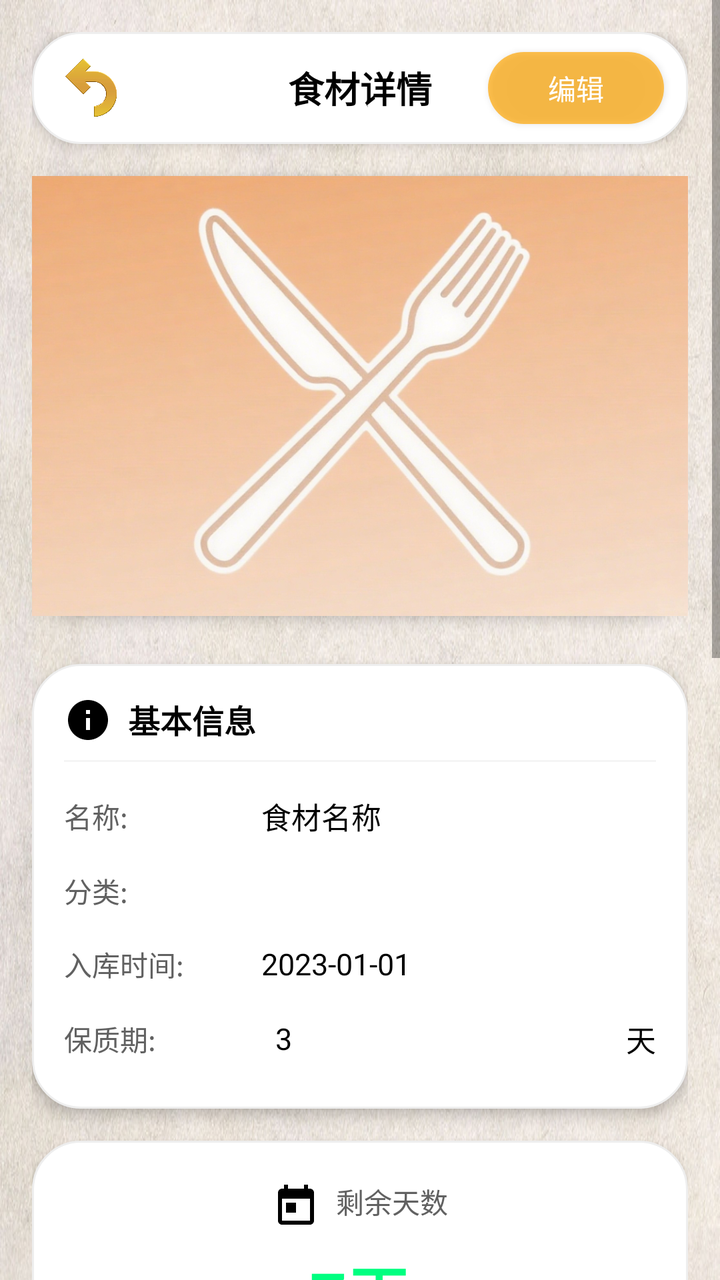
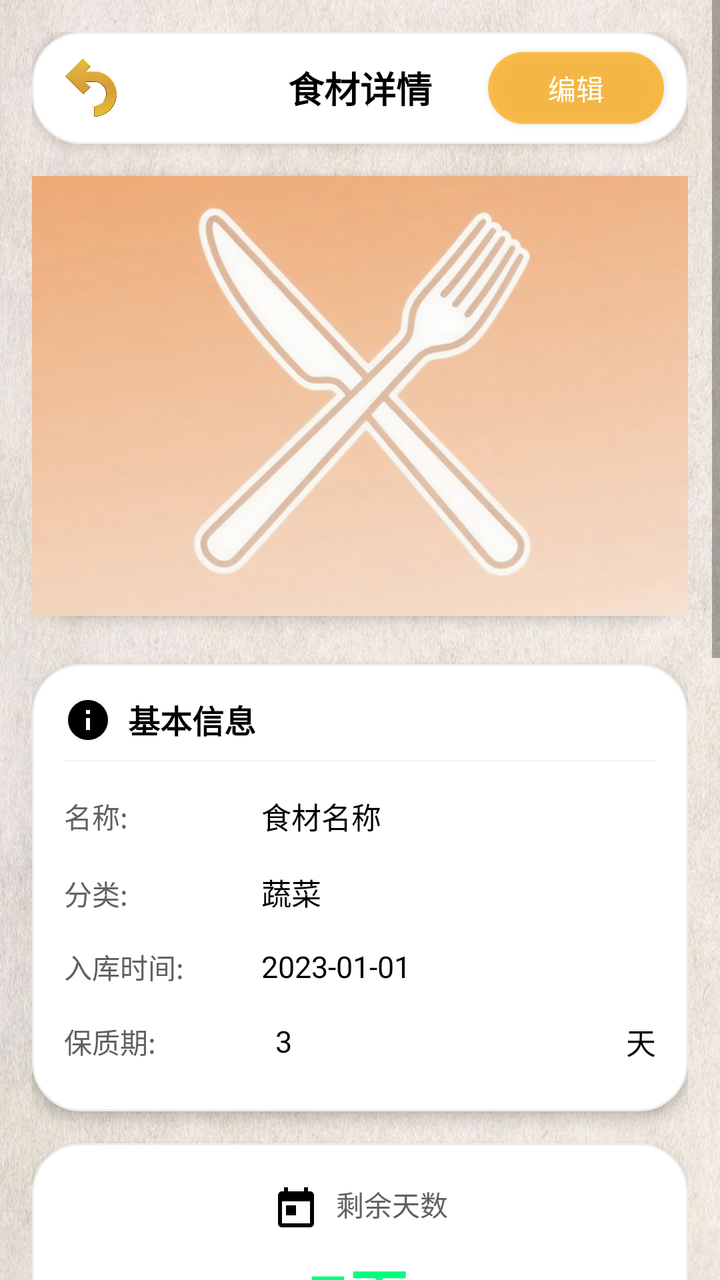

An Android layout rendered at two revisions. The XML below is the earlier revision; the diff shows what the commit changed to produce the second picture.
<!-- AndroidManifest.xml: application theme Theme.Kitchenmanager -->
<!-- res/layout/activity_ingredient_detail.xml -->
<?xml version="1.0" encoding="utf-8"?>
<ScrollView xmlns:android="http://schemas.android.com/apk/res/android"
    xmlns:app="http://schemas.android.com/apk/res-auto"
    xmlns:tools="http://schemas.android.com/tools"
    android:layout_width="match_parent"
    android:layout_height="match_parent"
    android:fillViewport="true"
    android:background="@color/white">

    <LinearLayout
        android:layout_width="match_parent"
        android:layout_height="wrap_content"
        android:orientation="vertical"
        android:padding="16dp"
        android:background="@drawable/bg">

        
        <RelativeLayout
            android:layout_width="match_parent"
            android:layout_height="56dp"
            android:background="@drawable/bg_edittext_rounded"
            android:elevation="4dp">

            <ImageView
                android:id="@+id/iv_back"
                android:layout_width="35dp"
                android:layout_height="35dp"
                android:layout_alignParentStart="true"
                android:layout_centerVertical="true"
                android:layout_marginStart="12dp"
                android:src="@drawable/ic_back" />

            <TextView
                android:layout_width="wrap_content"
                android:layout_height="wrap_content"
                android:layout_centerInParent="true"
                android:text="食材详情"
                android:textColor="@color/black"
                android:textSize="18sp"
                android:textStyle="bold" />

            <Button
                android:id="@+id/btn_edit"
                android:layout_width="wrap_content"
                android:layout_height="36dp"
                android:layout_alignParentEnd="true"
                android:layout_centerVertical="true"
                android:layout_marginEnd="12dp"
                android:background="@drawable/round_corner"
                android:text="编辑"
                android:textColor="@color/white"
                android:textSize="14sp"
                android:paddingHorizontal="16dp" />
        </RelativeLayout>

        
        <ImageView
            android:id="@+id/iv_ingredient_large"
            android:layout_width="match_parent"
            android:layout_height="220dp"
            android:layout_marginTop="16dp"
            android:scaleType="centerCrop"
            android:src="@drawable/ic_logo_orange"
            android:background="@drawable/bg_edittext_rounded"
            android:elevation="4dp" />

        
        <LinearLayout
            android:layout_width="match_parent"
            android:layout_height="wrap_content"
            android:layout_marginTop="24dp"
            android:orientation="vertical"
            android:background="@drawable/bg_edittext_rounded"
            android:padding="16dp"
            android:elevation="4dp">

            <TextView
                android:layout_width="match_parent"
                android:layout_height="wrap_content"
                android:text="基本信息"
                android:textColor="@color/black"
                android:textSize="16sp"
                android:textStyle="bold"
                android:paddingBottom="8dp"
                android:drawablePadding="8dp"
                android:drawableStart="@drawable/ic_info" />

            <View
                android:layout_width="match_parent"
                android:layout_height="1dp"
                android:background="@color/light_gray"
                android:layout_marginBottom="8dp" />

            
            <LinearLayout
                android:layout_width="match_parent"
                android:layout_height="wrap_content"
                android:orientation="horizontal"
                android:paddingVertical="8dp"
                android:gravity="center_vertical">

                <TextView
                    android:layout_width="0dp"
                    android:layout_height="wrap_content"
                    android:layout_weight="1"
                    android:text="名称:"
                    android:textColor="@color/dark_gray"
                    android:textSize="14sp" />

                <TextView
                    android:id="@+id/tv_detail_name"
                    android:layout_width="0dp"
                    android:layout_height="wrap_content"
                    android:layout_weight="2"
                    android:textSize="15sp"
                    android:text="食材名称"
                    android:textColor="@color/black"
                    android:textStyle="normal" />
            </LinearLayout>

            
            <LinearLayout
                android:layout_width="match_parent"
                android:layout_height="wrap_content"
                android:orientation="horizontal"
                android:paddingVertical="8dp"
                android:gravity="center_vertical">

                <TextView
                    android:layout_width="0dp"
                    android:layout_height="wrap_content"
                    android:layout_weight="1"
                    android:text="分类:"
                    android:textColor="@color/dark_gray"
                    android:textSize="14sp" />

                <Spinner
                    android:id="@+id/sp_category"
                    android:layout_width="0dp"
                    android:layout_height="wrap_content"
                    android:layout_weight="2"
                    android:textSize="15sp"
                    android:enabled="false"
                    android:background="@null" />
            </LinearLayout>

            
            <LinearLayout
                android:layout_width="match_parent"
                android:layout_height="wrap_content"
                android:orientation="horizontal"
                android:paddingVertical="8dp"
                android:gravity="center_vertical">

                <TextView
                    android:layout_width="0dp"
                    android:layout_height="wrap_content"
                    android:layout_weight="1"
                    android:text="入库时间:"
                    android:textColor="@color/dark_gray"
                    android:textSize="14sp" />

                <EditText
                    android:id="@+id/et_storage_date"
                    android:layout_width="0dp"
                    android:layout_height="wrap_content"
                    android:layout_weight="2"
                    android:enabled="false"
                    android:inputType="date"
                    android:textSize="15sp"
                    android:text="2023-01-01"
                    android:textColor="@color/black"
                    android:background="@null" />
            </LinearLayout>

            
            <LinearLayout
                android:layout_width="match_parent"
                android:layout_height="wrap_content"
                android:orientation="horizontal"
                android:paddingVertical="8dp"
                android:gravity="center_vertical">

                <TextView
                    android:layout_width="0dp"
                    android:layout_height="wrap_content"
                    android:layout_weight="1"
                    android:text="保质期:"
                    android:textColor="@color/dark_gray"
                    android:textSize="14sp" />

                <EditText
                    android:id="@+id/et_expiry_days"
                    android:layout_width="wrap_content"
                    android:layout_height="wrap_content"
                    android:layout_weight="1.5"
                    android:enabled="false"
                    android:inputType="number"
                    android:textSize="15sp"
                    android:text="3"
                    android:textColor="@color/black"
                    android:background="@null" />

                <TextView
                    android:layout_width="wrap_content"
                    android:layout_height="wrap_content"
                    android:layout_marginStart="8dp"
                    android:text="天"
                    android:textColor="@color/black"
                    android:textSize="15sp" />
            </LinearLayout>
        </LinearLayout>

        
        <LinearLayout
            android:layout_width="match_parent"
            android:layout_height="wrap_content"
            android:layout_marginTop="16dp"
            android:background="@drawable/bg_edittext_rounded"
            android:orientation="vertical"
            android:padding="20dp"
            android:elevation="4dp"
            android:gravity="center">

            <TextView
                android:layout_width="wrap_content"
                android:layout_height="wrap_content"
                android:text="剩余天数"
                android:textColor="@color/dark_gray"
                android:textSize="14sp"
                android:drawablePadding="8dp"
                android:drawableStart="@drawable/ic_calendar" />

            <TextView
                android:id="@+id/tv_detail_remaining_days"
                android:layout_width="match_parent"
                android:layout_height="wrap_content"
                android:layout_marginTop="8dp"
                android:text="7天"
                android:textColor="@color/green"
                android:textSize="32sp"
                android:textStyle="bold"
                android:gravity="center" />

            <LinearLayout
                android:layout_width="match_parent"
                android:layout_height="wrap_content"
                android:layout_marginTop="12dp"
                android:orientation="horizontal"
                android:gravity="center">

                <TextView
                    android:layout_width="wrap_content"
                    android:layout_height="wrap_content"
                    android:text="食用期限:"
                    android:textColor="@color/dark_gray"
                    android:textSize="14sp" />

                <TextView
                    android:id="@+id/tv_detail_expiry_date"
                    android:layout_width="wrap_content"
                    android:layout_height="wrap_content"
                    android:layout_marginStart="8dp"
                    android:textSize="15sp"
                    android:text="2023-01-10"
                    android:textColor="@color/black" />
            </LinearLayout>
        </LinearLayout>

        
        <LinearLayout
            android:layout_width="match_parent"
            android:layout_height="wrap_content"
            android:layout_marginTop="16dp"
            android:background="@drawable/bg_edittext_rounded"
            android:orientation="vertical"
            android:padding="20dp"
            android:elevation="4dp">

            <TextView
                android:layout_width="match_parent"
                android:layout_height="wrap_content"
                android:text="营养信息"
                android:textColor="@color/black"
                android:textSize="16sp"
                android:textStyle="bold"
                android:drawablePadding="8dp"
                android:drawableStart="@drawable/ic_nutrition" />

            <TextView
                android:id="@+id/tv_nutrition"
                android:layout_width="match_parent"
                android:layout_height="wrap_content"
                android:layout_marginTop="12dp"
                android:text="蛋白质、维生素C、膳食纤维等"
                android:textColor="@color/black"
                android:textSize="14sp"
                android:lineSpacingExtra="4dp" />
        </LinearLayout>

        
        <LinearLayout
            android:layout_width="match_parent"
            android:layout_height="wrap_content"
            android:layout_marginTop="16dp"
            android:background="@drawable/bg_edittext_rounded"
            android:orientation="vertical"
            android:padding="20dp"
            android:elevation="4dp">

            <TextView
                android:layout_width="match_parent"
                android:layout_height="wrap_content"
                android:text="健康益处"
                android:textColor="@color/black"
                android:textSize="16sp"
                android:textStyle="bold"
                android:drawablePadding="8dp"
                android:drawableStart="@drawable/ic_health"
                />

            <TextView
                android:id="@+id/tv_benefit"
                android:layout_width="match_parent"
                android:layout_height="wrap_content"
                android:layout_marginTop="12dp"
                android:text="增强免疫力，促进消化，改善视力等"
                android:textColor="@color/black"
                android:textSize="14sp"
                android:lineSpacingExtra="4dp" />
        </LinearLayout>

        
        <Button
            android:id="@+id/btn_delete"
            android:layout_width="match_parent"
            android:layout_height="48dp"
            android:layout_marginTop="24dp"
            android:background="@drawable/round_corner"
            android:text="删除食材"
            android:textColor="@color/white"
            android:textSize="16sp"
            android:textStyle="bold"
            android:elevation="4dp" />
    </LinearLayout>
</ScrollView>
<!-- resources referenced by this layout -->
<resources>
  <color name="black">#FF000000</color>
  <color name="dark_gray">#616161</color>
  <color name="green">#00FF80</color>
  <color name="light_gray">#F5F5F5</color>
  <color name="white">#FFFFFFFF</color>
  <!-- drawable bg: jpg bitmap (drawable, 341684 bytes) -->
  <!-- drawable bg_edittext_rounded (drawable) -->
  <?xml version="1.0" encoding="utf-8"?>
  <shape xmlns:android="http://schemas.android.com/apk/res/android">
      <solid android:color="#FFFFFF" />
      <corners android:radius="24dp" />
      <stroke android:width="1dp" android:color="#EEEEEE" />
  </shape>
  <!-- drawable ic_back: png bitmap (drawable, 125798 bytes) -->
  <!-- drawable ic_calendar (drawable) -->
  <?xml version="1.0" encoding="utf-8"?>
  <vector xmlns:android="http://schemas.android.com/apk/res/android"
      android:width="24dp"
      android:height="24dp"
      android:viewportWidth="24"
      android:viewportHeight="24">
      <path
          android:fillColor="@color/black"
          android:pathData="M19,4h-1L18,2h-2v2L8,4L8,2L6,2v2L5,4c-1.11,0 -1.99,0.9 -1.99,2L3,20c0,1.1 0.89,2 1.99,2L19,22c1.1,0 2,-0.9 2,-2L21,6c0,-1.1 -0.9,-2 -2,-2zM19,20L5,20L5,9L19,9v11z" />
      <path
          android:fillColor="@color/black"
          android:pathData="M7,11h5v5L7,16z" />
  </vector>
  <!-- drawable ic_health (drawable) -->
  <?xml version="1.0" encoding="utf-8"?>
  <vector xmlns:android="http://schemas.android.com/apk/res/android"
      android:width="24dp"
      android:height="24dp"
      android:viewportWidth="24"
      android:viewportHeight="24">
      <path
          android:fillColor="@color/black"
          android:pathData="M12,21.35l-1.45,-1.32C5.4,15.36 2,12.28 2,8.5 2,5.42 4.42,3 7.5,3c1.74,0 3.41,0.81 4.5,2.09C13.09,3.81 14.76,3 16.5,3 19.58,3 22,5.42 22,8.5c0,3.78 -3.4,6.86 -8.55,11.54L12,21.35z" />
  </vector>
  <!-- drawable ic_info (drawable) -->
  <vector xmlns:android="http://schemas.android.com/apk/res/android"
      android:width="24dp"
      android:height="24dp"
      android:viewportWidth="24"
      android:viewportHeight="24">
      <path
          android:fillColor="#FF000000"
          android:pathData="M12,2C6.48,2 2,6.48 2,12s4.48,10 10,10 10,-4.48 10,-10S17.52,2 12,2zM13,17h-2v-6h2v6zM13,9h-2V7h2v2z"/>
  </vector>
  <!-- drawable ic_logo_orange: png bitmap (drawable, 921157 bytes) -->
  <!-- drawable ic_nutrition (drawable) -->
  <?xml version="1.0" encoding="utf-8"?>
  <vector xmlns:android="http://schemas.android.com/apk/res/android"
      android:width="24dp"
      android:height="24dp"
      android:viewportWidth="24"
      android:viewportHeight="24">
      <path
          android:fillColor="@color/black"
          android:pathData="M12,2C9.24,2 7,4.24 7,7c0,2.85 2.92,7.21 5,9.88 2.11,-2.69 5,-7 5,-9.88 0,-2.76 -2.24,-5 -5,-5zM12,9c-1.1,0 -2,-0.9 -2,-2s0.9,-2 2,-2 2,0.9 2,2 -0.9,2 -2,2z" />
      <path
          android:fillColor="@color/black"
          android:pathData="M16,14c-0.12,0 -0.24,0.03 -0.34,0.09 -0.38,0.2 -0.78,0.38 -1.17,0.53 -0.43,0.17 -0.84,0.27 -1.2,0.35 -0.36,0.08 -0.66,0.13 -0.94,0.15 -0.22,0.01 -0.41,0.02 -0.56,0.02 -0.15,0 -0.33,-0.01 -0.54,-0.02 -0.28,-0.02 -0.58,-0.07 -0.93,-0.15 -0.36,-0.08 -0.76,-0.18 -1.19,-0.35 -0.39,-0.15 -0.79,-0.33 -1.17,-0.53C8.24,14.03 8.12,14 8,14c-1.1,0 -2,0.9 -2,2v4c0,1.1 0.9,2 2,2h8c1.1,0 2,-0.9 2,-2v-4c0,-1.1 -0.9,-2 -2,-2z" />
  </vector>
  <!-- drawable round_corner (drawable) -->
  <?xml version="1.0" encoding="utf-8"?>
  <shape xmlns:android="http://schemas.android.com/apk/res/android"
      android:shape="rectangle">
  
      <corners android:radius="20dp" />
      <solid android:color="#B0FFA500" />
  
  </shape>
  <style name="Theme.Kitchenmanager" parent="Base.Theme.Kitchenmanager" />
  <style name="Base.Theme.Kitchenmanager" parent="Theme.MaterialComponents.DayNight.NoActionBar.Bridge">
          
          
      </style>
</resources>

<!-- the commit's change to res/layout/activity_ingredient_detail.xml (unified diff, before → after) -->
@@ -123,26 +123,25 @@
                 android:layout_width="match_parent"
                 android:layout_height="wrap_content"
                 android:orientation="horizontal"
-                android:paddingVertical="8dp"
-                android:gravity="center_vertical">
+                android:paddingVertical="8dp">
 
                 <TextView
                     android:layout_width="0dp"
                     android:layout_height="wrap_content"
                     android:layout_weight="1"
                     android:text="分类:"
-                    android:textColor="@color/dark_gray"
-                    android:textSize="14sp" />
-
-                <Spinner
-                    android:id="@+id/sp_category"
+                    android:textColor="@color/dark_gray" />
+
+                <TextView
+                    android:id="@+id/tv_category"
                     android:layout_width="0dp"
                     android:layout_height="wrap_content"
                     android:layout_weight="2"
-                    android:textSize="15sp"
-                    android:enabled="false"
-                    android:background="@null" />
-            </LinearLayout>
+                    android:textSize="15dp"
+                    android:text="蔬菜"
+                    android:textColor="@color/black" />
+            </LinearLayout>
+
 
             
             <LinearLayout
